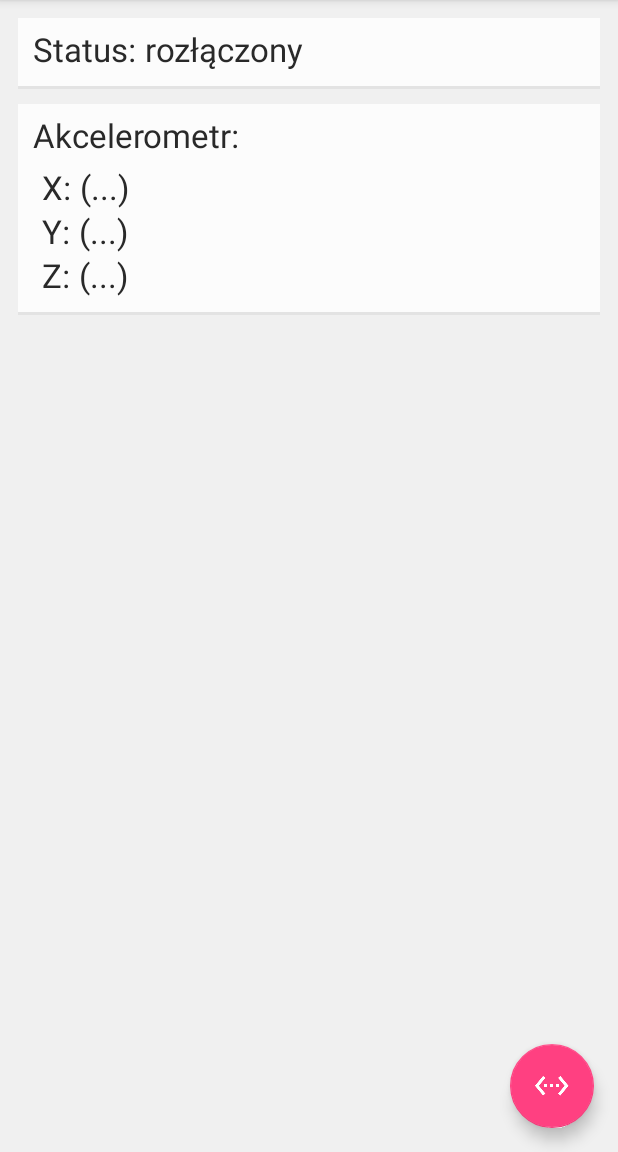
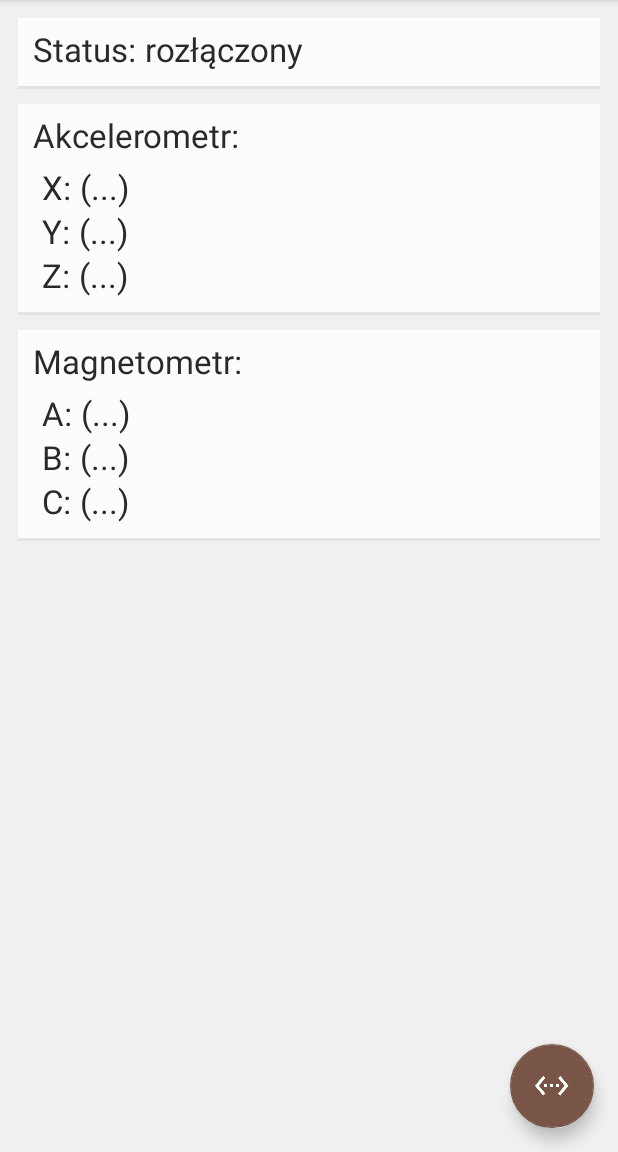
Before and after one commit to stramek/Orientacja-UDP, an Android app: the screen it shows after launch (MainActivity), on a phone screen of 412 x 824 dp, the part 84-1236 px from its top. Run offline under Robolectric (Android 15) with nearby library versions, the phone set to English and light mode, and no system bars.

Commit message:
ScrollView + magnetometr + poprawki

```diff
--- a/app/src/main/java/pl/xdcodes/stramek/udpaccelerometer/MainActivity.java
+++ b/app/src/main/java/pl/xdcodes/stramek/udpaccelerometer/MainActivity.java
@@ -17,11 +17,18 @@ import android.widget.TextView;
 public class MainActivity extends AppCompatActivity implements SensorEventListener {
 
     private static final String TAG = MainActivity.class.getName();
+
     private SensorManager senSensorManager;
     private Sensor senAccelerometer;
+    private Sensor senMagnetometer;
+
     private TextView accelerometerX;
     private TextView accelerometerY;
     private TextView accelerometerZ;
+    private TextView magnetometerA;
+    private TextView magnetometerB;
+    private TextView magnetometerC;
+
     private FloatingActionButton fab;
     private long lastUpdate = 0;
 
@@ -35,12 +42,17 @@ public class MainActivity extends AppCompatActivity implements SensorEventListen
         Context context = getApplicationContext();
         senSensorManager = (SensorManager) getSystemService(context.SENSOR_SERVICE);
         senAccelerometer = senSensorManager.getDefaultSensor(Sensor.TYPE_ACCELEROMETER);
+        senMagnetometer = senSensorManager.getDefaultSensor(Sensor.TYPE_MAGNETIC_FIELD);
         senSensorManager.registerListener(this, senAccelerometer, SensorManager.SENSOR_DELAY_NORMAL);
+        senSensorManager.registerListener(this, senMagnetometer, SensorManager.SENSOR_DELAY_NORMAL);
 
         fab = (FloatingActionButton) findViewById(R.id.fab);
         accelerometerX = (TextView) findViewById(R.id.accelerometerX);
         accelerometerY = (TextView) findViewById(R.id.accelerometerY);
         accelerometerZ = (TextView) findViewById(R.id.accelerometerZ);
+        magnetometerA = (TextView) findViewById(R.id.magnetometerA);
+        magnetometerB = (TextView) findViewById(R.id.magnetometerB);
+        magnetometerC = (TextView) findViewById(R.id.magnetometerC);
 
         fab.setOnClickListener(new View.OnClickListener() {
             @Override
@@ -80,6 +92,7 @@ public class MainActivity extends AppCompatActivity implements SensorEventListen
     protected void onResume() {
         super.onResume();
         senSensorManager.registerListener(this, senAccelerometer, SensorManager.SENSOR_DELAY_NORMAL);
+        senSensorManager.registerListener(this, senMagnetometer, SensorManager.SENSOR_DELAY_NORMAL);
     }
 
     @Override
@@ -87,19 +100,29 @@ public class MainActivity extends AppCompatActivity implements SensorEventListen
         Sensor mySensor = event.sensor;
 
         if (mySensor.getType() == Sensor.TYPE_ACCELEROMETER) {
-            float x = event.values[0];
-            float y = event.values[1];
-            float z = event.values[2];
+            float[] accelerometer = event.values;
 
             Long curTime = System.currentTimeMillis();
-
             if ((curTime - lastUpdate) > 100) {
                 lastUpdate = curTime;
 
-                accelerometerX.setText(String.valueOf(Math.round(x * 100.0) / 100.0));
-                accelerometerY.setText(String.valueOf(Math.round(y * 100.0) / 100.0));
-                accelerometerZ.setText(String.valueOf(Math.round(z * 100.0) / 100.0));
+                accelerometerX.setText(String.valueOf(Math.round(accelerometer[0] * 100.0) / 100.0));
+                accelerometerY.setText(String.valueOf(Math.round(accelerometer[1] * 100.0) / 100.0));
+                accelerometerZ.setText(String.valueOf(Math.round(accelerometer[2] * 100.0) / 100.0));
             }
+        }
+
+        if (mySensor.getType() == Sensor.TYPE_MAGNETIC_FIELD) {
+            float[] magnetometer = event.values;
+
+            //Long curTime = System.currentTimeMillis();
+            //if ((curTime - lastUpdate) > 100) {
+              //  lastUpdate = curTime;
+
+                magnetometerA.setText(String.valueOf(Math.round(magnetometer[0] * 100.0) / 100.0));
+                magnetometerB.setText(String.valueOf(Math.round(magnetometer[1] * 100.0) / 100.0));
+                magnetometerC.setText(String.valueOf(Math.round(magnetometer[2] * 100.0) / 100.0));
+           // }
         }
     }
 
--- a/app/src/main/res/layout/content_main.xml
+++ b/app/src/main/res/layout/content_main.xml
@@ -4,22 +4,31 @@
     xmlns:app="http://schemas.android.com/apk/res-auto"
     android:layout_width="match_parent"
     android:layout_height="match_parent"
-    android:padding="@dimen/outer_padding"
     android:background="@color/main_background_light"
-    android:orientation="vertical"
     app:layout_behavior="@string/appbar_scrolling_view_behavior"
-    tools:showIn="@layout/activity_main" tools:context=".MainActivity">
+    android:fillViewport="true"
+    tools:showIn="@layout/activity_main"
+    tools:context=".MainActivity">
+
+    <ScrollView
+        android:layout_width="match_parent"
+        android:layout_height="match_parent">
+
+        <LinearLayout
+            android:layout_width="fill_parent"
+            android:layout_height="fill_parent"
+            android:padding="@dimen/outer_padding"
+            android:orientation="vertical">
 
         <RelativeLayout
             android:id="@+id/status_view"
             android:layout_width="match_parent"
             android:layout_height="wrap_content"
-            android:background="@color/main_inner_light"
             android:paddingTop="@dimen/inner_padding_Top"
             android:paddingBottom="@dimen/inner_padding_Bottom"
             android:paddingLeft="@dimen/inner_padding_Left"
             android:paddingRight="@dimen/inner_padding_Right"
-            android:orientation="vertical">
+            android:background="@color/main_inner_light">
 
             <TextView
                 android:id="@+id/statusText"
@@ -157,6 +166,111 @@
         android:background="@color/main_shadow_light"
         android:layout_marginBottom="10dp"/>
 
+    <RelativeLayout
+        android:id="@+id/magnetometer_view"
+        android:layout_width="match_parent"
+        android:layout_height="wrap_content"
+        android:layout_below="@id/main_shadow_2"
+        android:background="@color/main_inner_light"
+        android:paddingTop="@dimen/inner_padding_Top"
+        android:paddingBottom="@dimen/inner_padding_Bottom"
+        android:paddingLeft="@dimen/inner_padding_Left"
+        android:paddingRight="@dimen/inner_padding_Right"
+        android:orientation="vertical">
+
+        <TextView
+            android:id="@+id/magnetometerText"
+            android:layout_width="wrap_content"
+            android:layout_height="wrap_content"
+            android:layout_alignParentStart="true"
+            android:layout_alignParentLeft="true"
+            android:layout_alignParentTop="true"
+            android:paddingBottom="5dp"
+            android:text="@string/magnetometer"
+            android:textColor="@color/dark_grey"
+            android:textSize="22sp" />
+
+        <TextView
+            android:id="@+id/magnetometerAText"
+            android:layout_width="wrap_content"
+            android:layout_height="wrap_content"
+            android:layout_below="@id/magnetometerText"
+            android:paddingLeft="6dp"
+            android:text="@string/A"
+            android:textColor="@color/dark_grey"
+            android:textSize="22sp" />
+
+        <TextView
+            android:id="@+id/magnetometerA"
+            android:layout_width="wrap_content"
+            android:layout_height="wrap_content"
+            android:text="@string/placeholder"
+            android:paddingLeft="6dp"
+            android:singleLine="true"
+            android:textColor="@color/dark_grey"
+            android:textSize="22sp"
+            android:layout_toRightOf="@+id/magnetometerAText"
+            android:layout_toEndOf="@id/magnetometerAText"
+            android:layout_alignBaseline="@+id/magnetometerAText" />
+
+        <TextView
+            android:id="@+id/magnetometerBText"
+            android:layout_width="wrap_content"
+            android:layout_height="wrap_content"
+            android:layout_below="@id/magnetometerAText"
+            android:paddingLeft="6dp"
+            android:text="@string/B"
+            android:textColor="@color/dark_grey"
+            android:textSize="22sp"/>
+
+        <TextView
+            android:id="@+id/magnetometerB"
+            android:layout_width="wrap_content"
+            android:layout_height="wrap_content"
+            android:text="@string/placeholder"
+            android:paddingLeft="6dp"
+            android:singleLine="true"
+            android:textColor="@color/dark_grey"
+            android:textSize="22sp"
+            android:layout_toRightOf="@+id/magnetometerBText"
+            android:layout_toEndOf="@id/magnetometerBText"
+            android:layout_alignBaseline="@+id/magnetometerBText" />
+
+        <TextView
+            android:id="@+id/magnetometerCText"
+            android:layout_width="wrap_content"
+            android:layout_height="wrap_content"
+            android:layout_below="@id/magnetometerBText"
+            android:paddingLeft="6dp"
+            android:text="@string/C"
+            android:textColor="@color/dark_grey"
+            android:textSize="22sp"/>
+
+        <TextView
+            android:id="@+id/magnetometerC"
+            android:layout_width="wrap_content"
+            android:layout_height="wrap_content"
+            android:text="@string/placeholder"
+            android:paddingLeft="6dp"
+            android:singleLine="true"
+            android:textColor="@color/dark_grey"
+            android:textSize="22sp"
+            android:layout_toRightOf="@+id/magnetometerCText"
+            android:layout_toEndOf="@id/magnetometerCText"
+            android:layout_alignBaseline="@+id/magnetometerCText" />
 
 
+    </RelativeLayout>
+
+    <View
+        android:id="@+id/main_shadow_3"
+        android:layout_width="fill_parent"
+        android:layout_height="2dp"
+        android:layout_below="@+id/accelerometer_view"
+        android:background="@color/main_shadow_light"
+        android:layout_marginBottom="10dp"/>
+
+        </LinearLayout>
+    </ScrollView>
+
 </RelativeLayout>
--- a/app/src/main/res/values/colors.xml
+++ b/app/src/main/res/values/colors.xml
@@ -2,7 +2,7 @@
 <resources>
     <color name="colorPrimary">#3F51B5</color>
     <color name="colorPrimaryDark">#303F9F</color>
-    <color name="colorAccent">#FF4081</color>
+    <color name="colorAccent">#795548</color>
 
     <color name="main_inner_light">#FCFCFC</color>
     <color name="main_background_light">#F0F0F0</color>
--- a/app/src/main/res/values/strings.xml
+++ b/app/src/main/res/values/strings.xml
@@ -11,4 +11,9 @@
     <string name="Z">Z:</string>
     <string name="placeholder">(...)</string>
 
+    <string name="magnetometer">Magnetometr:</string>
+    <string name="A">A:</string>
+    <string name="B">B:</string>
+    <string name="C">C:</string>
+
 </resources>
```
